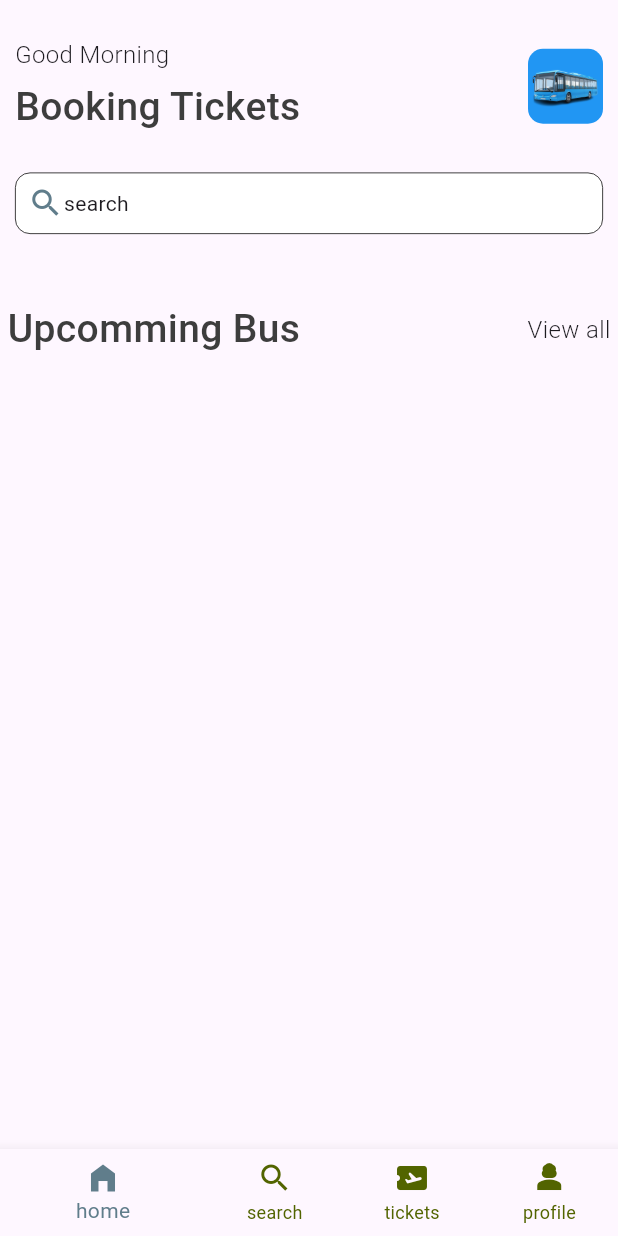
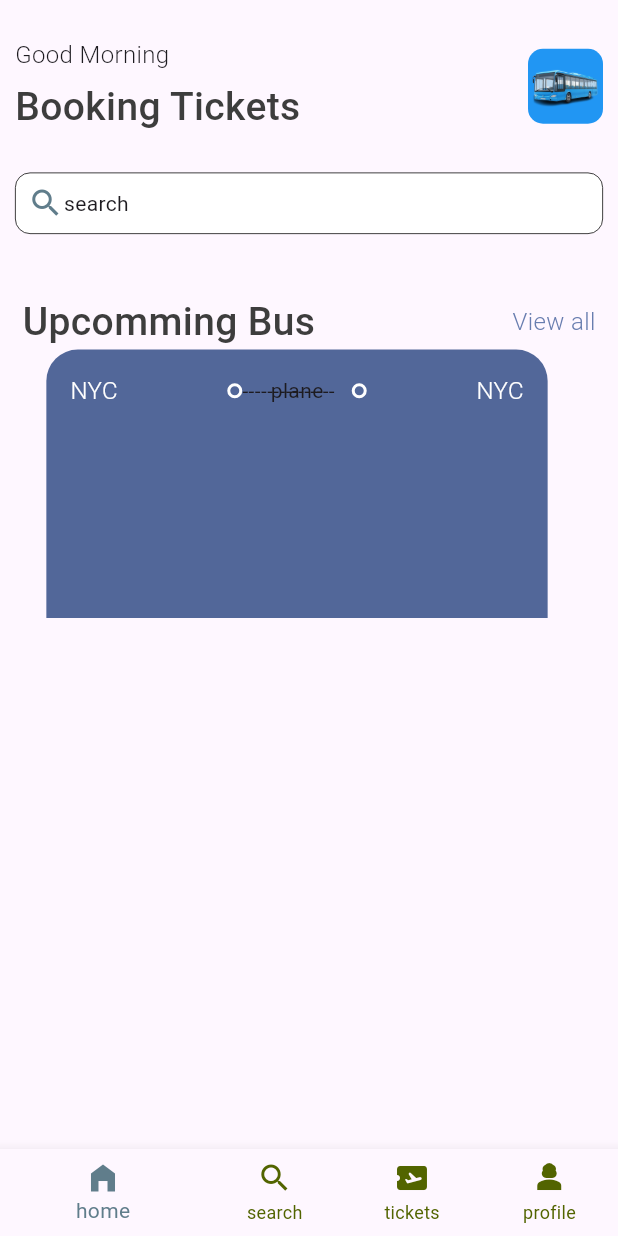
Before and after one commit to jiwenda/ticket_app, a Flutter app: the screen it shows after launch, on a phone screen of 412 x 824 dp. Run offline on Flutter 3.47's test engine with Material 3 defaults, Android fonts, the phone set to English and light mode, and no system bars.

Commit message:
second commit

```diff
--- a/lib/base/res/style/app_style.dart
+++ b/lib/base/res/style/app_style.dart
@@ -7,6 +7,7 @@ class AppStyle {
   static Color primaryColor = primary;
   static Color textColor = Color(0xff3d3d3d);
   static Color secondary1 = secondary;
+  static Color ticketBlue = Color(0xFF526799);
 
   static TextStyle headingText1 =
       TextStyle(fontSize: 26, fontWeight: FontWeight.w500, color: textColor);
--- a/lib/base/widgets/app_double_text.dart
+++ b/lib/base/widgets/app_double_text.dart
@@ -19,10 +19,14 @@ class AppDoubleText extends StatelessWidget {
             bigText,
             style: AppStyle.headingText1,
           ),
-          Text(
-            smallText,
-            style: AppStyle.headingText3,
-          )
+          InkWell(
+            onTap: () {},
+            child: Text(
+              smallText,
+              style:
+                  AppStyle.headingText3.copyWith(color: AppStyle.primaryColor),
+            ),
+          ),
         ],
       ),
     );
--- /dev/null
+++ b/lib/base/widgets/big_dot.dart
@@ -0,0 +1,15 @@
+import 'package:flutter/material.dart';
+
+class BigDot extends StatelessWidget {
+  const BigDot({super.key});
+
+  @override
+  Widget build(BuildContext context) {
+    return Container(
+      padding: EdgeInsets.all(3),
+      decoration: BoxDecoration(
+          border: Border.all(width: 2, color: Colors.white),
+          borderRadius: BorderRadius.circular(26)),
+    );
+  }
+}
--- /dev/null
+++ b/lib/base/widgets/ticket_view.dart
@@ -0,0 +1,56 @@
+import 'package:flutter/material.dart';
+import 'package:ticket_app/base/res/style/app_style.dart';
+import 'package:ticket_app/base/widgets/big_dot.dart';
+
+class TicketView extends StatelessWidget {
+  const TicketView({super.key});
+
+  @override
+  Widget build(BuildContext context) {
+    final size = MediaQuery.of(context).size;
+
+    return SizedBox(
+      width: size.width * 0.85,
+      height: 179,
+      child: Container(
+        padding: EdgeInsets.all(16),
+        decoration: BoxDecoration(
+            color: AppStyle.ticketBlue,
+            borderRadius: BorderRadius.only(
+                topLeft: Radius.circular(21), topRight: Radius.circular(21))),
+        margin: EdgeInsets.only(right: 16),
+        child: Column(
+          children: [
+            Row(
+              // mainAxisAlignment: MainAxisAlignment.spaceBetween,
+              children: [
+                Text(
+                  "NYC",
+                  style: AppStyle.headingText3.copyWith(color: Colors.white),
+                ),
+                Expanded(child: Container()),
+                BigDot(),
+                Expanded(
+                    child: Stack(
+                  children: [
+                    SizedBox(child: Text("---------------")),
+                    Center(
+                      child: Text("plane"),
+                    )
+                  ],
+                )),
+                BigDot(),
+                Expanded(child: Container()),
+                Text(
+                  "NYC",
+                  style: AppStyle.headingText3.copyWith(color: Colors.white),
+                )
+              ],
+            ),
+            Row(),
+          ],
+        ),
+      ),
+    );
+  }
+}
--- a/lib/screens/home_screen_page.dart
+++ b/lib/screens/home_screen_page.dart
@@ -2,6 +2,7 @@ import 'package:flutter/material.dart';
 import 'package:ticket_app/base/res/media/app_media.dart';
 import 'package:ticket_app/base/res/style/app_style.dart';
 import 'package:ticket_app/base/widgets/app_double_text.dart';
+import 'package:ticket_app/base/widgets/ticket_view.dart';
 
 class HomeScreenPage extends StatelessWidget {
   const HomeScreenPage({super.key});
@@ -65,15 +66,19 @@ class HomeScreenPage extends StatelessWidget {
                     ],
                   ),
                 ),
+                SizedBox(
+                  height: 40,
+                ),
+                AppDoubleText(
+                  bigText: 'Upcomming Bus',
+                  smallText: 'View all',
+                ),
+
+                //page of ticket view,
+
+                TicketView(),
               ],
             ),
-          ),
-          SizedBox(
-            height: 40,
-          ),
-          AppDoubleText(
-            bigText: 'Upcomming Bus',
-            smallText: 'View all',
           ),
         ],
       ),
```
